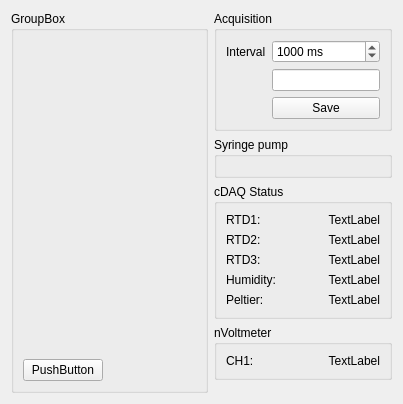
Qt form WidgetMain.ui (AGuilbault/Microcal) before a commit.
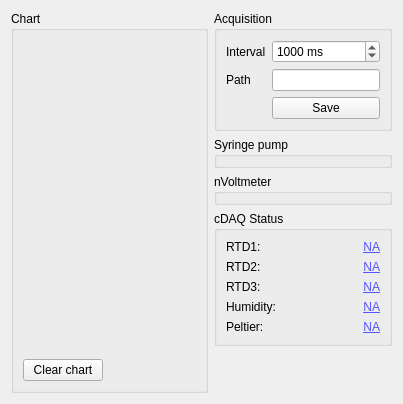
The same form after that commit.

```diff
--- a/WidgetMain.ui
+++ b/WidgetMain.ui
@@ -14,116 +14,7 @@
    <string>Form</string>
   </property>
   <layout class="QGridLayout" name="gridLayout" columnstretch="3,0">
-   <item row="0" column="0" rowspan="5">
-    <widget class="QGroupBox" name="groupBox_4">
-     <property name="title">
-      <string>GroupBox</string>
-     </property>
-     <layout class="QGridLayout" name="gridLayout_5">
-      <item row="0" column="0">
-       <widget class="QWidget" name="widget_2" native="true">
-        <property name="sizePolicy">
-         <sizepolicy hsizetype="Expanding" vsizetype="Preferred">
-          <horstretch>0</horstretch>
-          <verstretch>0</verstretch>
-         </sizepolicy>
-        </property>
-       </widget>
-      </item>
-      <item row="1" column="0">
-       <widget class="QPushButton" name="pushButton">
-        <property name="sizePolicy">
-         <sizepolicy hsizetype="Fixed" vsizetype="Fixed">
-          <horstretch>0</horstretch>
-          <verstretch>0</verstretch>
-         </sizepolicy>
-        </property>
-        <property name="text">
-         <string>PushButton</string>
-        </property>
-       </widget>
-      </item>
-     </layout>
-    </widget>
-   </item>
-   <item row="0" column="1">
-    <widget class="QGroupBox" name="groupBox">
-     <property name="title">
-      <string>Acquisition</string>
-     </property>
-     <layout class="QGridLayout" name="gridLayout_3">
-      <item row="0" column="1">
-       <widget class="QSpinBox" name="spinBox">
-        <property name="suffix">
-         <string> ms</string>
-        </property>
-        <property name="minimum">
-         <number>200</number>
-        </property>
-        <property name="maximum">
-         <number>10000</number>
-        </property>
-        <property name="singleStep">
-         <number>100</number>
-        </property>
-        <property name="value">
-         <number>1000</number>
-        </property>
-       </widget>
-      </item>
-      <item row="2" column="1">
-       <widget class="QPushButton" name="pushButton_2">
-        <property name="text">
-         <string>Save</string>
-        </property>
-       </widget>
-      </item>
-      <item row="0" column="0">
-       <widget class="QLabel" name="label">
-        <property name="text">
-         <string>Interval</string>
-        </property>
-       </widget>
-      </item>
-      <item row="1" column="1">
-       <widget class="QLineEdit" name="lineEdit"/>
-      </item>
-     </layout>
-    </widget>
-   </item>
-   <item row="4" column="1">
-    <spacer name="verticalSpacer">
-     <property name="orientation">
-      <enum>Qt::Vertical</enum>
-     </property>
-     <property name="sizeHint" stdset="0">
-      <size>
-       <width>20</width>
-       <height>40</height>
-      </size>
-     </property>
-    </spacer>
-   </item>
-   <item row="1" column="1">
-    <widget class="QGroupBox" name="groupBox_2">
-     <property name="title">
-      <string>Syringe pump</string>
-     </property>
-     <layout class="QGridLayout" name="gridLayout_2">
-      <item row="0" column="0">
-       <widget class="QWidget" name="widget_syringe" native="true">
-        <property name="sizePolicy">
-         <sizepolicy hsizetype="Preferred" vsizetype="Preferred">
-          <horstretch>0</horstretch>
-          <verstretch>0</verstretch>
-         </sizepolicy>
-        </property>
-       </widget>
-      </item>
-     </layout>
-    </widget>
-   </item>
-   <item row="2" column="1">
+   <item row="3" column="1">
     <widget class="QGroupBox" name="groupBox_3">
      <property name="title">
       <string>cDAQ Status</string>
@@ -145,8 +36,50 @@
       </item>
       <item row="0" column="1">
        <widget class="QLabel" name="label_4">
+        <property name="palette">
+         <palette>
+          <active>
+           <colorrole role="WindowText">
+            <brush brushstyle="SolidPattern">
+             <color alpha="255">
+              <red>85</red>
+              <green>85</green>
+              <blue>255</blue>
+             </color>
+            </brush>
+           </colorrole>
+          </active>
+          <inactive>
+           <colorrole role="WindowText">
+            <brush brushstyle="SolidPattern">
+             <color alpha="255">
+              <red>85</red>
+              <green>85</green>
+              <blue>255</blue>
+             </color>
+            </brush>
+           </colorrole>
+          </inactive>
+          <disabled>
+           <colorrole role="WindowText">
+            <brush brushstyle="SolidPattern">
+             <color alpha="255">
+              <red>120</red>
+              <green>120</green>
+              <blue>120</blue>
+             </color>
+            </brush>
+           </colorrole>
+          </disabled>
+         </palette>
+        </property>
+        <property name="font">
+         <font>
+          <underline>true</underline>
+         </font>
+        </property>
         <property name="text">
-         <string>TextLabel</string>
+         <string>NA</string>
         </property>
         <property name="alignment">
          <set>Qt::AlignRight|Qt::AlignTrailing|Qt::AlignVCenter</set>
@@ -155,8 +88,50 @@
       </item>
       <item row="1" column="1">
        <widget class="QLabel" name="label_5">
+        <property name="palette">
+         <palette>
+          <active>
+           <colorrole role="WindowText">
+            <brush brushstyle="SolidPattern">
+             <color alpha="255">
+              <red>85</red>
+              <green>85</green>
+              <blue>255</blue>
+             </color>
+            </brush>
+           </colorrole>
+          </active>
+          <inactive>
+           <colorrole role="WindowText">
+            <brush brushstyle="SolidPattern">
+             <color alpha="255">
+              <red>85</red>
+              <green>85</green>
+              <blue>255</blue>
+             </color>
+            </brush>
+           </colorrole>
+          </inactive>
+          <disabled>
+           <colorrole role="WindowText">
+            <brush brushstyle="SolidPattern">
+             <color alpha="255">
+              <red>120</red>
+              <green>120</green>
+              <blue>120</blue>
+             </color>
+            </brush>
+           </colorrole>
+          </disabled>
+         </palette>
+        </property>
+        <property name="font">
+         <font>
+          <underline>true</underline>
+         </font>
+        </property>
         <property name="text">
-         <string>TextLabel</string>
+         <string>NA</string>
         </property>
         <property name="alignment">
          <set>Qt::AlignRight|Qt::AlignTrailing|Qt::AlignVCenter</set>
@@ -179,8 +154,50 @@
       </item>
       <item row="2" column="1">
        <widget class="QLabel" name="label_8">
+        <property name="palette">
+         <palette>
+          <active>
+           <colorrole role="WindowText">
+            <brush brushstyle="SolidPattern">
+             <color alpha="255">
+              <red>85</red>
+              <green>85</green>
+              <blue>255</blue>
+             </color>
+            </brush>
+           </colorrole>
+          </active>
+          <inactive>
+           <colorrole role="WindowText">
+            <brush brushstyle="SolidPattern">
+             <color alpha="255">
+              <red>85</red>
+              <green>85</green>
+              <blue>255</blue>
+             </color>
+            </brush>
+           </colorrole>
+          </inactive>
+          <disabled>
+           <colorrole role="WindowText">
+            <brush brushstyle="SolidPattern">
+             <color alpha="255">
+              <red>120</red>
+              <green>120</green>
+              <blue>120</blue>
+             </color>
+            </brush>
+           </colorrole>
+          </disabled>
+         </palette>
+        </property>
+        <property name="font">
+         <font>
+          <underline>true</underline>
+         </font>
+        </property>
         <property name="text">
-         <string>TextLabel</string>
+         <string>NA</string>
         </property>
         <property name="alignment">
          <set>Qt::AlignRight|Qt::AlignTrailing|Qt::AlignVCenter</set>
@@ -189,8 +206,50 @@
       </item>
       <item row="3" column="1">
        <widget class="QLabel" name="label_9">
+        <property name="palette">
+         <palette>
+          <active>
+           <colorrole role="WindowText">
+            <brush brushstyle="SolidPattern">
+             <color alpha="255">
+              <red>85</red>
+              <green>85</green>
+              <blue>255</blue>
+             </color>
+            </brush>
+           </colorrole>
+          </active>
+          <inactive>
+           <colorrole role="WindowText">
+            <brush brushstyle="SolidPattern">
+             <color alpha="255">
+              <red>85</red>
+              <green>85</green>
+              <blue>255</blue>
+             </color>
+            </brush>
+           </colorrole>
+          </inactive>
+          <disabled>
+           <colorrole role="WindowText">
+            <brush brushstyle="SolidPattern">
+             <color alpha="255">
+              <red>120</red>
+              <green>120</green>
+              <blue>120</blue>
+             </color>
+            </brush>
+           </colorrole>
+          </disabled>
+         </palette>
+        </property>
+        <property name="font">
+         <font>
+          <underline>true</underline>
+         </font>
+        </property>
         <property name="text">
-         <string>TextLabel</string>
+         <string>NA</string>
         </property>
         <property name="alignment">
          <set>Qt::AlignRight|Qt::AlignTrailing|Qt::AlignVCenter</set>
@@ -206,8 +265,50 @@
       </item>
       <item row="4" column="1">
        <widget class="QLabel" name="label_11">
+        <property name="palette">
+         <palette>
+          <active>
+           <colorrole role="WindowText">
+            <brush brushstyle="SolidPattern">
+             <color alpha="255">
+              <red>85</red>
+              <green>85</green>
+              <blue>255</blue>
+             </color>
+            </brush>
+           </colorrole>
+          </active>
+          <inactive>
+           <colorrole role="WindowText">
+            <brush brushstyle="SolidPattern">
+             <color alpha="255">
+              <red>85</red>
+              <green>85</green>
+              <blue>255</blue>
+             </color>
+            </brush>
+           </colorrole>
+          </inactive>
+          <disabled>
+           <colorrole role="WindowText">
+            <brush brushstyle="SolidPattern">
+             <color alpha="255">
+              <red>120</red>
+              <green>120</green>
+              <blue>120</blue>
+             </color>
+            </brush>
+           </colorrole>
+          </disabled>
+         </palette>
+        </property>
+        <property name="font">
+         <font>
+          <underline>true</underline>
+         </font>
+        </property>
         <property name="text">
-         <string>TextLabel</string>
+         <string>NA</string>
         </property>
         <property name="alignment">
          <set>Qt::AlignRight|Qt::AlignTrailing|Qt::AlignVCenter</set>
@@ -217,32 +318,117 @@
      </layout>
     </widget>
    </item>
-   <item row="3" column="1">
-    <widget class="QGroupBox" name="groupBox_5">
+   <item row="1" column="1">
+    <widget class="QGroupBox" name="group_pump">
      <property name="title">
-      <string>nVoltmeter</string>
+      <string>Syringe pump</string>
      </property>
-     <layout class="QFormLayout" name="formLayout_2">
+    </widget>
+   </item>
+   <item row="4" column="1">
+    <spacer name="verticalSpacer">
+     <property name="orientation">
+      <enum>Qt::Vertical</enum>
+     </property>
+     <property name="sizeHint" stdset="0">
+      <size>
+       <width>20</width>
+       <height>40</height>
+      </size>
+     </property>
+    </spacer>
+   </item>
+   <item row="0" column="1">
+    <widget class="QGroupBox" name="groupBox">
+     <property name="title">
+      <string>Acquisition</string>
+     </property>
+     <layout class="QGridLayout" name="gridLayout_3">
+      <item row="0" column="1">
+       <widget class="QSpinBox" name="spinBox">
+        <property name="suffix">
+         <string> ms</string>
+        </property>
+        <property name="minimum">
+         <number>200</number>
+        </property>
+        <property name="maximum">
+         <number>10000</number>
+        </property>
+        <property name="singleStep">
+         <number>100</number>
+        </property>
+        <property name="value">
+         <number>1000</number>
+        </property>
+       </widget>
+      </item>
+      <item row="2" column="1">
+       <widget class="QPushButton" name="pushButton_2">
+        <property name="text">
+         <string>Save</string>
+        </property>
+       </widget>
+      </item>
       <item row="0" column="0">
+       <widget class="QLabel" name="label">
+        <property name="text">
+         <string>Interval</string>
+        </property>
+       </widget>
+      </item>
+      <item row="1" column="1">
+       <widget class="QLineEdit" name="lineEdit"/>
+      </item>
+      <item row="1" column="0">
        <widget class="QLabel" name="label_12">
         <property name="text">
-         <string>CH1:</string>
+         <string>Path</string>
         </property>
        </widget>
       </item>
-      <item row="0" column="1">
-       <widget class="QLabel" name="label_13">
+     </layout>
+    </widget>
+   </item>
+   <item row="0" column="0" rowspan="5">
+    <widget class="QGroupBox" name="groupBox_4">
+     <property name="title">
+      <string>Chart</string>
+     </property>
+     <layout class="QGridLayout" name="gridLayout_5">
+      <item row="0" column="0">
+       <widget class="QWidget" name="widget_2" native="true">
+        <property name="sizePolicy">
+         <sizepolicy hsizetype="Expanding" vsizetype="Preferred">
+          <horstretch>0</horstretch>
+          <verstretch>0</verstretch>
+         </sizepolicy>
+        </property>
+       </widget>
+      </item>
+      <item row="1" column="0">
+       <widget class="QPushButton" name="pushButton">
+        <property name="sizePolicy">
+         <sizepolicy hsizetype="Fixed" vsizetype="Fixed">
+          <horstretch>0</horstretch>
+          <verstretch>0</verstretch>
+         </sizepolicy>
+        </property>
         <property name="text">
-         <string>TextLabel</string>
-        </property>
-        <property name="alignment">
-         <set>Qt::AlignRight|Qt::AlignTrailing|Qt::AlignVCenter</set>
+         <string>Clear chart</string>
         </property>
        </widget>
       </item>
      </layout>
     </widget>
    </item>
+   <item row="2" column="1">
+    <widget class="QGroupBox" name="group_nvolt">
+     <property name="title">
+      <string>nVoltmeter</string>
+     </property>
+    </widget>
+   </item>
   </layout>
  </widget>
  <tabstops>
```
